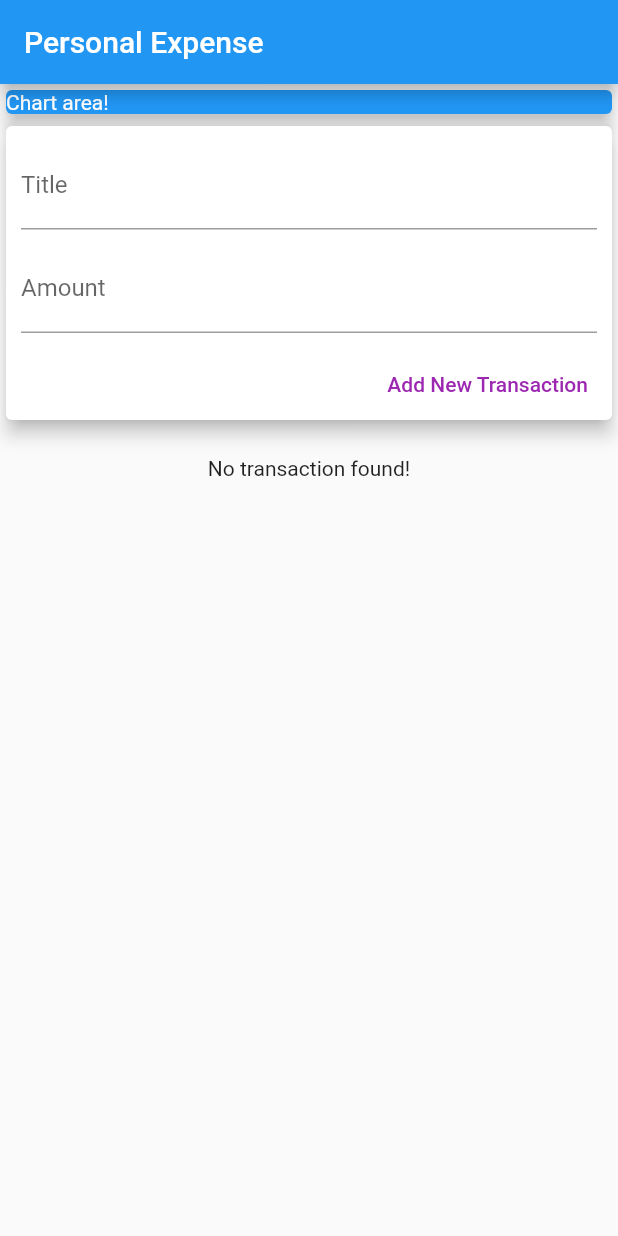
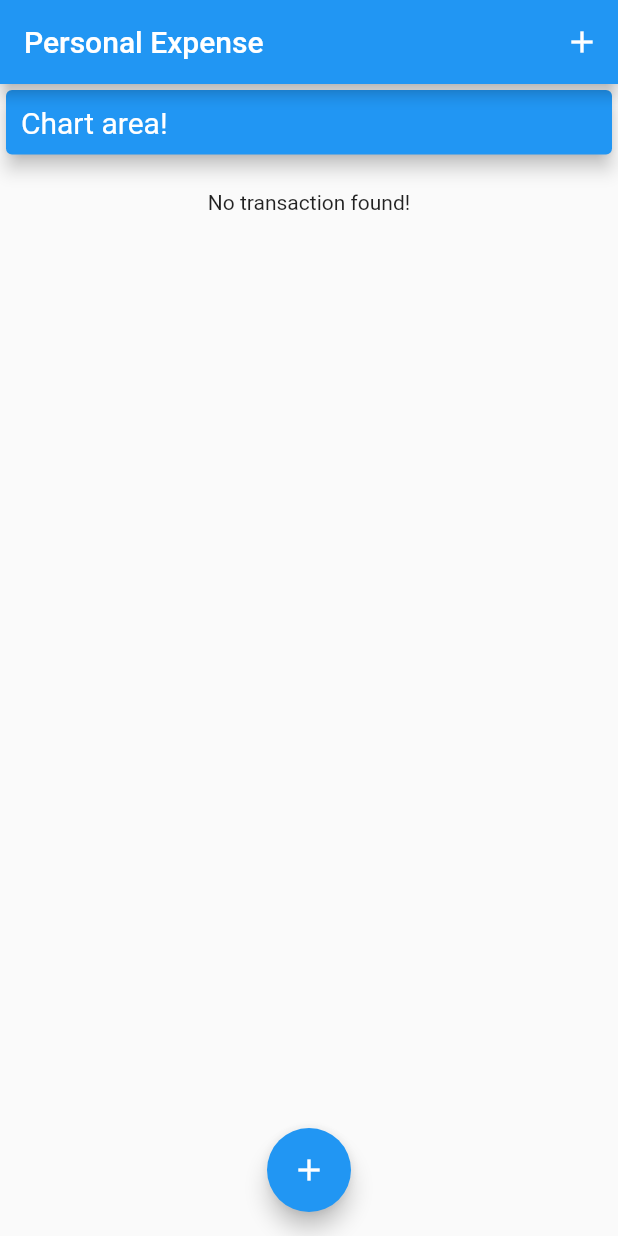
Before and after one commit to amitkishore007/personal-expense, a Flutter app: the screen it shows after launch, on a phone screen of 412 x 824 dp. Run offline on Flutter 3.47's test engine with Material 2 defaults, Android fonts, the phone set to English and light mode, and no system bars.

Commit message:
added bottom sheet and working list view

```diff
--- a/lib/main.dart
+++ b/lib/main.dart
@@ -1,31 +1,111 @@
 import 'package:flutter/material.dart';
-import './widgets/user_transactions.dart';
+import './widgets/transaction_list.dart';
+import './widgets/new_transaction.dart';
+import './models/transaction.dart';
 
 void main() => runApp(MyApp());
 
 class MyApp extends StatelessWidget {
+  @override
+  Widget build(BuildContext context) {
+    return MaterialApp(
+      home: MyHomePage(),
+    );
+  }
+}
+
+class MyHomePage extends StatefulWidget {
+  @override
+  _MyHomePageState createState() => _MyHomePageState();
+}
+
+class _MyHomePageState extends State<MyHomePage> {
+  final List<Transaction> transactions = [];
+
+  addTransaction(String title, String amount) {
+    if (title.isEmpty || amount.isEmpty) {
+      return;
+    }
+
+    setState(() {
+      var transaction = Transaction(
+        amount: double.parse(amount),
+        title: title,
+        id: DateTime.now().toString(),
+        date: DateTime.now(),
+      );
+
+      this.transactions.add(transaction);
+    });
+
+    Navigator.of(context).pop();
+  }
+
+  startNewTransaction(BuildContext ctx) {
+    showModalBottomSheet(
+      context: ctx,
+      builder: (_) {
+        return GestureDetector(
+          child: NewTransaction(this.addTransaction),
+          onTap: () {},
+        );
+      },
+    );
+  }
 
   @override
   Widget build(BuildContext context) {
-    return MaterialApp(
-      home: Scaffold(
+    return Scaffold(
       appBar: AppBar(
         title: Text('Personal Expense'),
+        actions: <Widget>[
+          IconButton(
+            icon: Icon(Icons.add),
+            onPressed: () {
+              this.startNewTransaction(context);
+            },
+          )
+        ],
       ),
-        body: Column(
+      body: Container(
+        height: double.infinity,
+        child: SingleChildScrollView(
+          child: Column(
             crossAxisAlignment: CrossAxisAlignment.stretch,
             children: <Widget>[
               Card(
                 color: Colors.blue,
                 elevation: 5,
+                child: Container(
+                  padding: EdgeInsets.all(10),
                   child: Text(
                     'Chart area!',
-                style: TextStyle(color: Colors.white),
+                    style: TextStyle(
+                      color: Colors.white,
+                      fontSize: 20,
                     ),
                   ),
-            UserTransactions()
+                ),
+              ),
+              this.transactions.length != 0
+                  ? TransactionList(this.transactions)
+                  : Container(
+                      alignment: Alignment.center,
+                      margin: EdgeInsets.only(top: 20),
+                      child: Text('No transaction found!'),
+                    )
             ],
           ),
+        ),
+      ),
+      floatingActionButtonLocation: FloatingActionButtonLocation.centerFloat,
+      floatingActionButton: FloatingActionButton(
+        child: Icon(
+          Icons.add,
+        ),
+        onPressed: () {
+          this.startNewTransaction(context);
+        },
       ),
     );
   }
--- a/lib/widgets/user_transactions.dart
+++ /dev/null
@@ -1,46 +0,0 @@
-import 'package:flutter/material.dart';
-
-import './new_transaction.dart';
-import './transaction_list.dart';
-import '../models/transaction.dart';
-
-class UserTransactions extends StatefulWidget {
-  @override
-  _UserTransactionsState createState() => _UserTransactionsState();
-}
-
-class _UserTransactionsState extends State<UserTransactions> {
-  final List<Transaction> transactions = [];
-
-  addTransaction(String title, String amount) {
-    if (title.isEmpty || amount.isEmpty) {
-      return;
-    }
-
-    setState(() {
-      var transaction = Transaction(
-        amount: double.parse(amount),
-        title: title,
-        id: DateTime.now().toString(),
-        date: DateTime.now(),
-      );
-
-      this.transactions.add(transaction);
-    });
-  }
-
-  @override
-  Widget build(BuildContext context) {
-    return Column(
-      children: <Widget>[
-        NewTransaction(this.addTransaction),
-        this.transactions.length != 0
-            ? (this.transactions)
-            : Container(
-                margin: EdgeInsets.only(top: 20),
-                child: Text('No transaction found!'),
-              ),
-      ],
-    );
-  }
-}
```
Also changed, not shown: lib/widgets/new_transaction.dart (+11 -4 lines), lib/widgets/transaction_list.dart (+8 -4 lines). Lines whose indentation alone changed are shown as unchanged.
